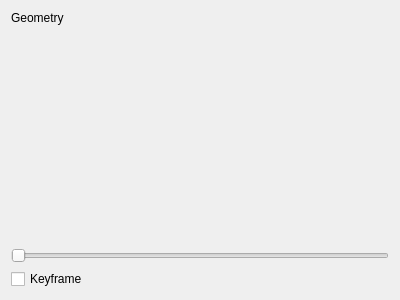
Before: the Qt Designer form src/widgets/geometryval_ui.ui in KDE/kdenlive, drawn with Qt 5.
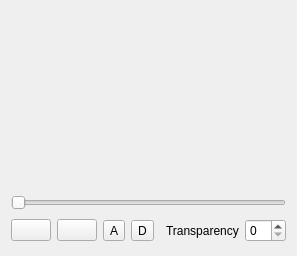
After: the same form once the commit is applied. Custom widgets are drawn as their Qt base class.

Patch:
```diff
--- a/src/widgets/geometryval_ui.ui
+++ b/src/widgets/geometryval_ui.ui
@@ -5,22 +5,15 @@
    <rect>
     <x>0</x>
     <y>0</y>
-    <width>400</width>
-    <height>300</height>
+    <width>273</width>
+    <height>256</height>
    </rect>
   </property>
   <property name="windowTitle" >
    <string>Form</string>
   </property>
   <layout class="QGridLayout" name="gridLayout" >
-   <item row="0" column="0" >
-    <widget class="QLabel" name="label" >
-     <property name="text" >
-      <string>Geometry</string>
-     </property>
-    </widget>
-   </item>
-   <item row="1" column="0" >
+   <item row="0" column="0" colspan="7" >
     <widget class="QWidget" native="1" name="widget" >
      <property name="sizePolicy" >
       <sizepolicy vsizetype="MinimumExpanding" hsizetype="MinimumExpanding" >
@@ -30,22 +23,105 @@
      </property>
     </widget>
    </item>
+   <item row="1" column="0" colspan="7" >
+    <layout class="QVBoxLayout" name="verticalLayout" >
+     <item>
+      <widget class="QFrame" name="keyframeWidget" >
+       <property name="sizePolicy" >
+        <sizepolicy vsizetype="Preferred" hsizetype="MinimumExpanding" >
+         <horstretch>0</horstretch>
+         <verstretch>0</verstretch>
+        </sizepolicy>
+       </property>
+       <property name="minimumSize" >
+        <size>
+         <width>0</width>
+         <height>15</height>
+        </size>
+       </property>
+       <property name="maximumSize" >
+        <size>
+         <width>16777215</width>
+         <height>15</height>
+        </size>
+       </property>
+       <property name="frameShape" >
+        <enum>QFrame::NoFrame</enum>
+       </property>
+       <property name="frameShadow" >
+        <enum>QFrame::Plain</enum>
+       </property>
+      </widget>
+     </item>
+     <item>
+      <widget class="QSlider" name="keyframeSlider" >
+       <property name="orientation" >
+        <enum>Qt::Horizontal</enum>
+       </property>
+      </widget>
+     </item>
+    </layout>
+   </item>
    <item row="2" column="0" >
-    <widget class="QSlider" name="frame" >
+    <widget class="KArrowButton" name="buttonPrevious" >
+     <property name="arrowType" stdset="0" >
+      <number>3</number>
+     </property>
+    </widget>
+   </item>
+   <item row="2" column="1" >
+    <widget class="KArrowButton" name="buttonNext" >
+     <property name="arrowType" stdset="0" >
+      <number>4</number>
+     </property>
+    </widget>
+   </item>
+   <item row="2" column="2" >
+    <widget class="QToolButton" name="buttonAdd" >
+     <property name="text" >
+      <string>A</string>
+     </property>
+    </widget>
+   </item>
+   <item row="2" column="3" >
+    <widget class="QToolButton" name="buttonDelete" >
+     <property name="text" >
+      <string>D</string>
+     </property>
+    </widget>
+   </item>
+   <item row="2" column="4" >
+    <spacer name="horizontalSpacer" >
      <property name="orientation" >
       <enum>Qt::Horizontal</enum>
      </property>
-    </widget>
+     <property name="sizeHint" stdset="0" >
+      <size>
+       <width>17</width>
+       <height>29</height>
+      </size>
+     </property>
+    </spacer>
    </item>
-   <item row="3" column="0" >
-    <widget class="QCheckBox" name="isKeyFrame" >
+   <item row="2" column="5" >
+    <widget class="QLabel" name="label_2" >
      <property name="text" >
-      <string>Keyframe</string>
+      <string>Transparency</string>
      </property>
     </widget>
    </item>
+   <item row="2" column="6" >
+    <widget class="QSpinBox" name="spinBox" />
+   </item>
   </layout>
  </widget>
+ <customwidgets>
+  <customwidget>
+   <class>KArrowButton</class>
+   <extends>QPushButton</extends>
+   <header>karrowbutton.h</header>
+  </customwidget>
+ </customwidgets>
  <resources/>
  <connections/>
 </ui>
```
